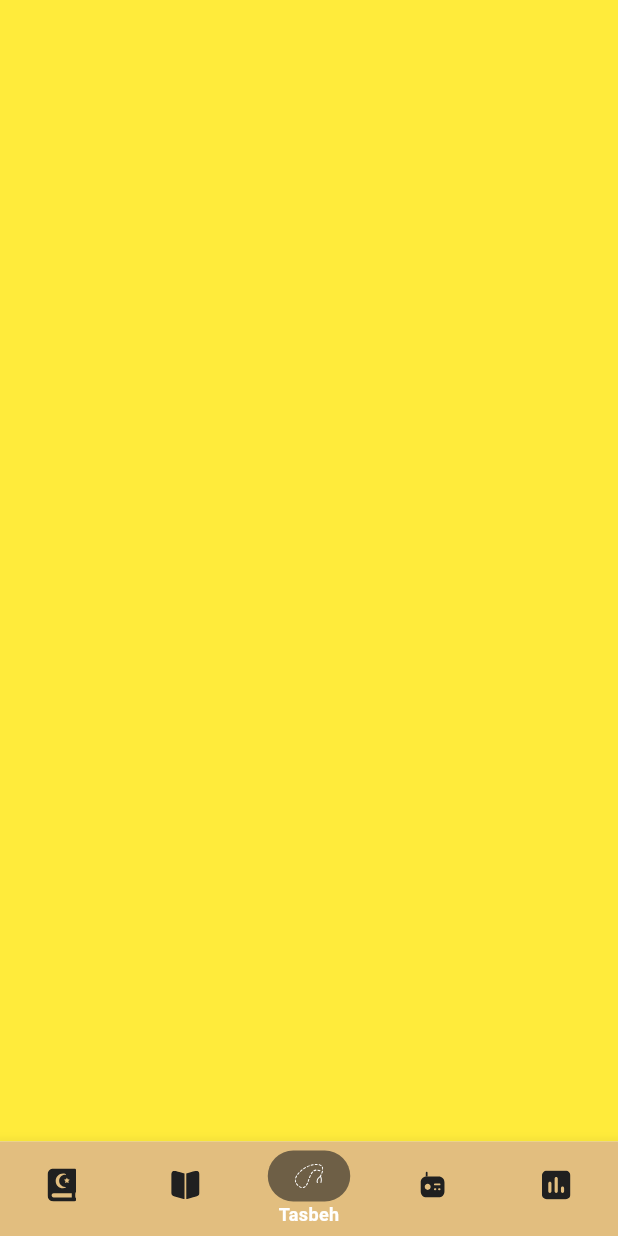
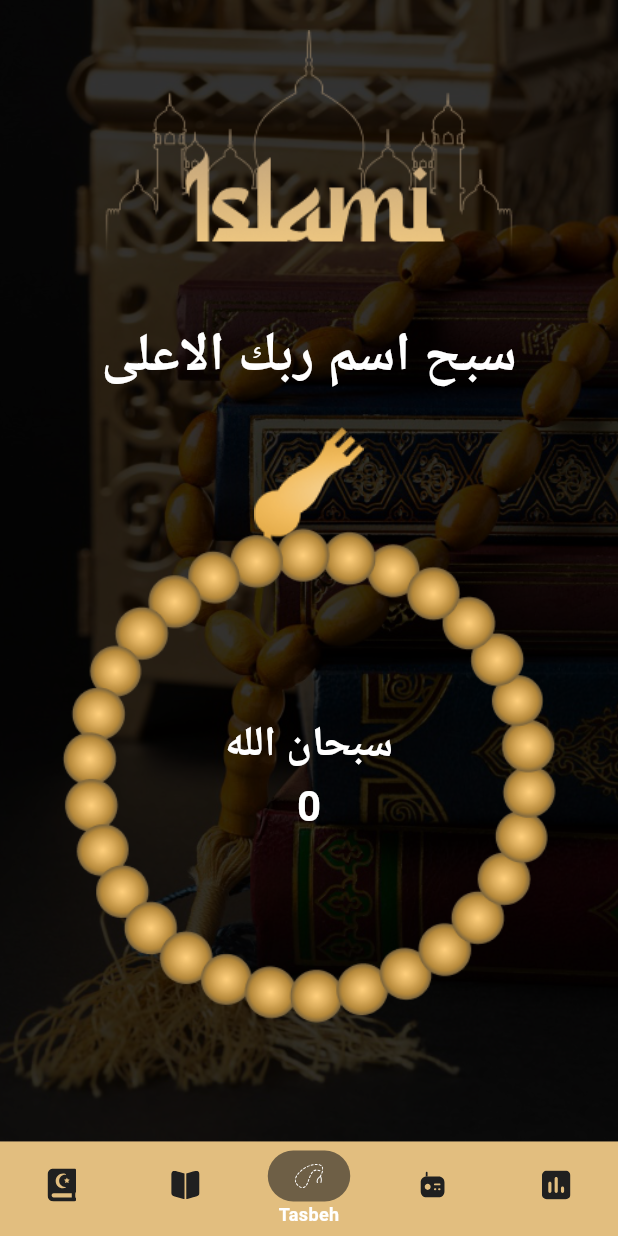
Before and after one commit to mayarkhaled6698/quran-app-c13-offline, a Flutter app: the screen it shows after launch, item 3 of the bottom bar chosen, on a phone screen of 412 x 824 dp. Run offline on Flutter 3.47's test engine with Material 3 defaults, Android fonts, the phone set to English and light mode, and no system bars; our stand-ins replace flutter_svg, google_fonts; project files that could hold a hidden picture were left out.

Commit message:
Tasbeh tab is done

```diff
--- a/lib/core/resources/assets_manager.dart
+++ b/lib/core/resources/assets_manager.dart
@@ -6,6 +6,12 @@ abstract final class AssetImages {
   static const String splashImage = '${base}splash_image.png';
   static const String mostRecentImage = '${base}most_recent_image.png';
   static const String mainBackground = '${base}main_bg.png';
+  static const String alsebhaHead = '${base}Alsebha_head.png';
+  static const String alsebhaBody = '${base}SebhaBody 1.png';
+  static const String womenReadingQuran = '${base}woman-reading-quran.png';
+  static const String alsebhaBackgound = '${base}AlsebhaBG1.png';
+  static const String soundWave = '${base}soundWave.png';
+  static const String mosques = '${base}mosques.png';
 }
 
 abstract final class SvgAssets {
@@ -17,9 +23,10 @@ abstract final class SvgAssets {
   static const String hadithIcon = '${base}hadith_icon.svg';
   static const String selectedQuranIcon = '${base}selected_quran_icon.svg';
   static const String selectedRadioIcon = '${base}selected_radio_icon.svg';
-  static const String selectedPrayTimesIcon =
-      '${base}selected_pray_times_icon.svg';
+  static const String selectedPrayTimesIcon = '${base}selected_pray_times_icon.svg';
   static const String selectedTasbehIcon = '${base}selected_tasbeh_icon.svg';
   static const String selectedHadithIcon = '${base}selected_hadith_icon.svg';
   static const String quranSearchIcon = '${base}quran_search_icon.svg';
+  static const String muteIcon = '${base}Vector.svg';
+  static const String volumeHigh = '${base}Volume High.svg';
 }
--- a/lib/presentation/screens/home/tabs/tasbeh/tasbeh_tab.dart
+++ b/lib/presentation/screens/home/tabs/tasbeh/tasbeh_tab.dart
@@ -1,12 +1,91 @@
 import 'package:flutter/material.dart';
+import '../../../../../core/resources/assets_manager.dart';
+import '../../../../../core/resources/colors_manager.dart';
 
-class TasbehTab extends StatelessWidget {
+class TasbehTab extends StatefulWidget {
   const TasbehTab({super.key});
 
   @override
+  State<TasbehTab> createState() => _TasbehTabState();
+}
+
+class _TasbehTabState extends State<TasbehTab> {
+  List<String> tasbehList = ['سبحان الله', 'الحمد لله', 'لا اله الا الله', 'الله اكبر'];
+  int _counter = 0;
+  int _currentTasbehIndex = 0;
+
+  void _incrementCounter() {
+    if (_counter < 30) {
+      setState(() {
+        _counter++;
+      });
+    } else {
+      setState(() {
+        _counter = 0;
+        _currentTasbehIndex = (_currentTasbehIndex + 1) % tasbehList.length;
+      });
+    }
+  }
+
+  @override
   Widget build(BuildContext context) {
-    return Container(
-      color: Colors.yellow,
+    return Stack(
+      children: [
+        Positioned.fill(
+          child: Image.asset(
+            AssetImages.alsebhaBackgound,
+            fit: BoxFit.cover,
+          ),
+        ),
+        Positioned.fill(
+          child: Container(
+            color: Colors.black.withOpacity(0.8),
+          ),
+        ),
+        Padding(
+          padding: const EdgeInsets.symmetric(horizontal: 20, vertical: 20),
+          child: Column(
+            crossAxisAlignment: CrossAxisAlignment.start,
+            children: [
+              Center(child: Image.asset(AssetImages.islamiLogo)),
+              const SizedBox(
+                height: 20,
+              ),
+              const Center(
+                child: Text(
+                  'سبح اسم ربك الاعلى',
+                  style: TextStyle(color: ColorsManager.white, fontSize: 36, fontWeight: FontWeight.bold),
+                ),
+              ),
+              const SizedBox(
+                height: 20,
+              ),
+              Stack(
+                alignment: AlignmentDirectional.center,
+                children: [
+                  Positioned(top: 0.5, child: Image.asset(AssetImages.alsebhaHead)),
+                  Image.asset(AssetImages.alsebhaBody),
+                  InkWell(
+                    onTap: () {
+                      _incrementCounter();
+                    },
+                    child: Column(
+                      crossAxisAlignment: CrossAxisAlignment.center,
+                      children: [
+                        Text(
+                          tasbehList[_currentTasbehIndex],
+                          style: const TextStyle(color: ColorsManager.white, fontSize: 28, fontWeight: FontWeight.bold),
+                        ),
+                        Text('$_counter', style: const TextStyle(color: ColorsManager.white, fontSize: 28, fontWeight: FontWeight.bold)),
+                      ],
+                    ),
+                  )
+                ],
+              )
+            ],
+          ),
+        ),
+      ],
     );
   }
 }
--- a/pubspec.yaml
+++ b/pubspec.yaml
@@ -37,6 +37,7 @@ dependencies:
   cupertino_icons: ^1.0.8
   flutter_svg: ^2.0.16
   google_fonts: ^6.2.1
+
 
 dev_dependencies:
   flutter_test:
```
Also changed, not shown: lib/presentation/screens/home/tabs/hadith/quran.dart (+4 -13 lines), assets/images/AlsebhaBG1.png (added), assets/images/Alsebha_head.png (added), assets/images/SebhaBody 1.png (added), assets/images/Vector.svg (added), assets/images/Volume High.svg (added), assets/images/mosques.png (added), assets/images/soundWave.png (added), assets/images/woman-reading-quran.png (added), pubspec.lock, 3 other files.
